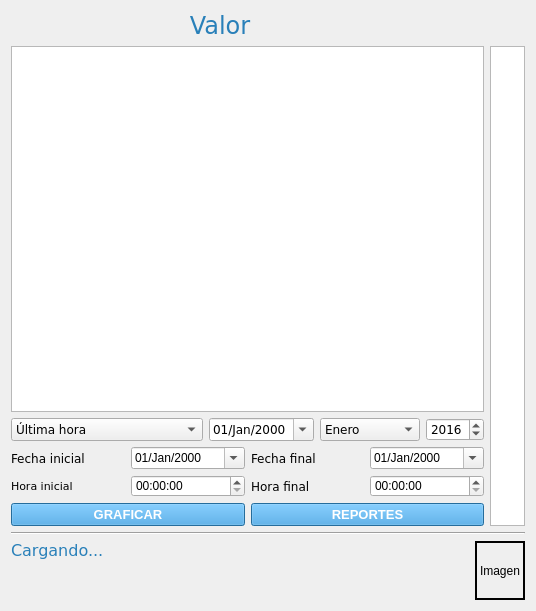
This is ventana_historial.ui in RiaJ16/H-Tech_SIG as Qt 5 draws it before an edit. The edited form follows.
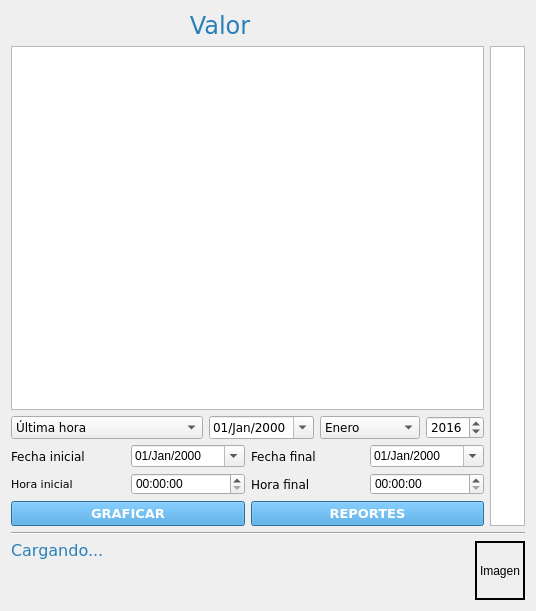
This is the edited form. Icons and pictures are not drawn.

Patch:
```diff
--- a/ventana_historial.ui
+++ b/ventana_historial.ui
@@ -549,6 +549,7 @@
           <widget class="QPushButton" name="botonGraficar">
            <property name="font">
             <font>
+             <family>Verdana</family>
              <pointsize>10</pointsize>
              <weight>75</weight>
              <bold>true</bold>
@@ -570,6 +571,7 @@
           <widget class="QPushButton" name="botonReportes">
            <property name="font">
             <font>
+             <family>Verdana</family>
              <pointsize>10</pointsize>
              <weight>75</weight>
              <bold>true</bold>
```
